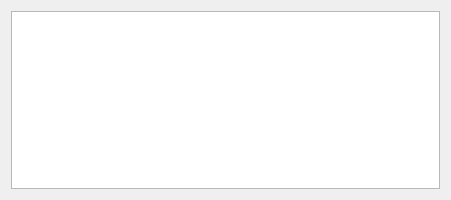
Above: Gui/Control/LogControl.ui from taynpg/FileTransfer before the change. Below: the same form after it.
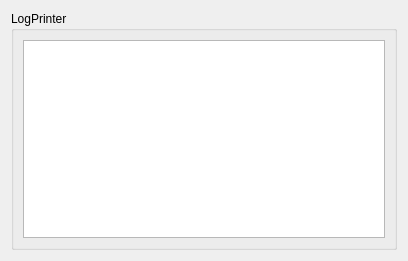
That is the form after the change.

The edit to the form file:
```diff
--- a/Gui/Control/LogControl.ui
+++ b/Gui/Control/LogControl.ui
@@ -6,16 +6,25 @@
    <rect>
     <x>0</x>
     <y>0</y>
-    <width>451</width>
-    <height>200</height>
+    <width>408</width>
+    <height>261</height>
    </rect>
   </property>
   <property name="windowTitle">
    <string>Form</string>
   </property>
-  <layout class="QGridLayout" name="gridLayout">
-   <item row="0" column="0">
-    <widget class="QListView" name="listView"/>
+  <layout class="QVBoxLayout" name="verticalLayout_2">
+   <item>
+    <widget class="QGroupBox" name="groupBox">
+     <property name="title">
+      <string>LogPrinter</string>
+     </property>
+     <layout class="QVBoxLayout" name="verticalLayout">
+      <item>
+       <widget class="QListView" name="listView"/>
+      </item>
+     </layout>
+    </widget>
    </item>
   </layout>
  </widget>
```
